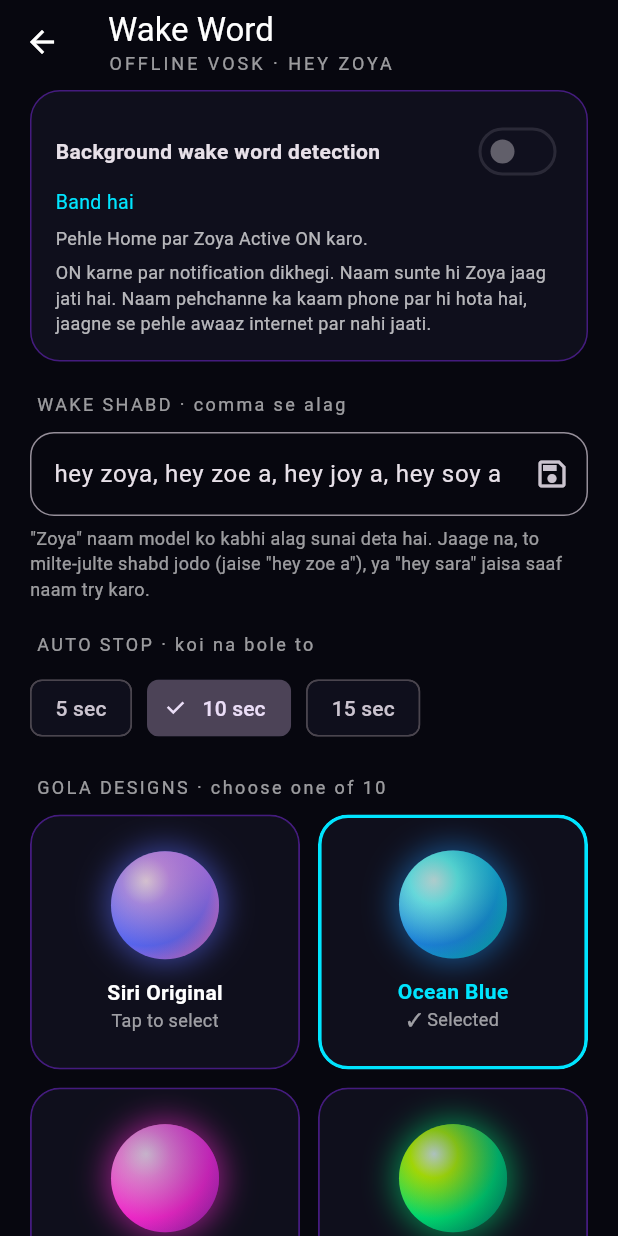
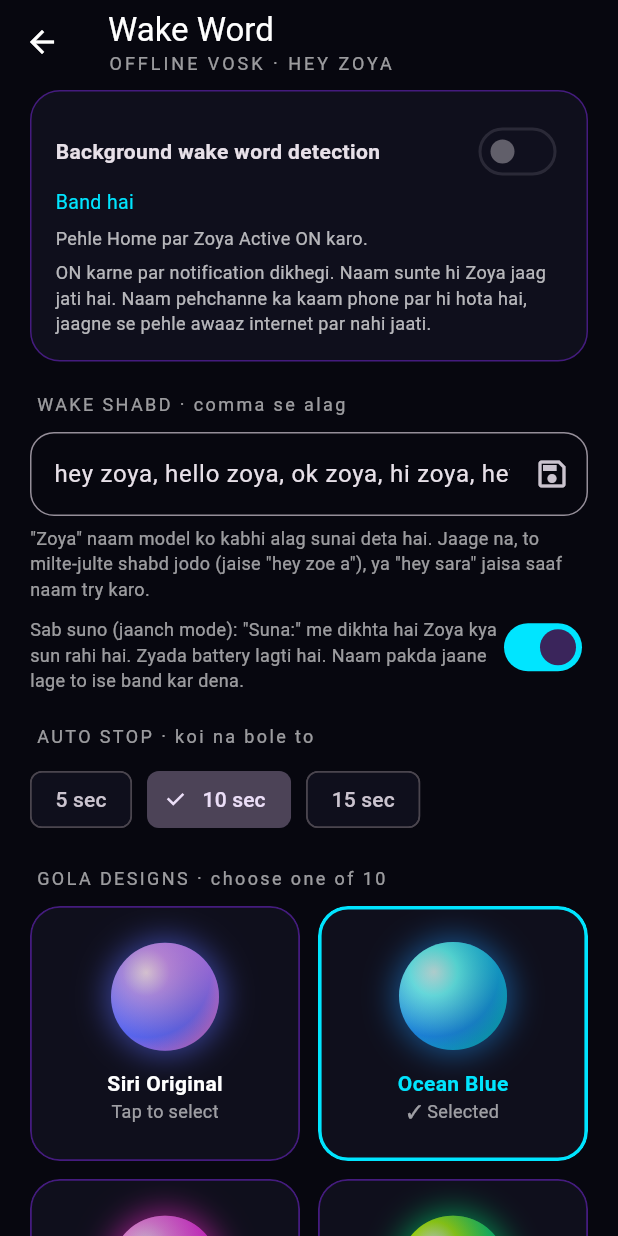
Before and after one commit to raajguru851-lang/Zoya-, a Flutter app: the WakeScreen screen opened by its route, after a tap on "Ocean Blue", on a phone screen of 412 x 824 dp. Run offline on Flutter 3.47's test engine with Material 3 defaults, Android fonts, the phone set to English and light mode, and no system bars; our stand-ins replace camera, shared_preferences; missing offline and left inert: flutter_pcm_sound, record; accounts and stored records are empty.

Commit message:
Hindi fix + wake word jaanch

```diff
--- a/lib/features/wake/wake_screen.dart
+++ b/lib/features/wake/wake_screen.dart
@@ -23,6 +23,8 @@ class _WakeScreenState extends State<WakeScreen> {
   bool _on = false;
   bool _active = false;
   String _status = 'off';
+  String _heard = '';
+  bool _free = true;
   Timer? _poll;
 
   @override
@@ -43,9 +45,18 @@ class _WakeScreenState extends State<WakeScreen> {
     _settings.getWakePhrasesText().then((v) {
       if (mounted) _phrases.text = v;
     });
+    _settings.getWakeFree().then((v) {
+      if (mounted) setState(() => _free = v);
+    });
     _poll = Timer.periodic(const Duration(seconds: 1), (_) async {
       final s = await _pc.wakeStatus();
-      if (mounted) setState(() => _status = s);
+      final h = await _pc.wakeHeard();
+      if (mounted) {
+        setState(() {
+          _status = s;
+          _heard = h;
+        });
+      }
     });
   }
 
@@ -185,6 +196,15 @@ class _WakeScreenState extends State<WakeScreen> {
                 Text(_statusText,
                     style: const TextStyle(
                         fontSize: 13, color: NeonColors.cyan)),
+                if (_status == 'listening' || _status == 'awake')
+                  Padding(
+                    padding: const EdgeInsets.only(top: 4),
+                    child: Text(
+                      _heard.isEmpty ? 'Suna: (abhi kuch nahi)' : 'Suna: "$_heard"',
+                      style: const TextStyle(
+                          fontSize: 12, color: Colors.white70),
+                    ),
+                  ),
                 if (!canToggle)
                   const Padding(
                     padding: EdgeInsets.only(top: 6),
@@ -228,6 +248,33 @@ class _WakeScreenState extends State<WakeScreen> {
               style: TextStyle(fontSize: 12, color: Colors.white60),
             ),
           ),
+          Row(
+            children: [
+              const Expanded(
+                child: Padding(
+                  padding: EdgeInsets.only(top: 10),
+                  child: Text(
+                    'Sab suno (jaanch mode): "Suna:" me dikhta hai Zoya kya '
+                    'sun rahi hai. Zyada battery lagti hai. Naam pakda jaane '
+                    'lage to ise band kar dena.',
+                    style: TextStyle(fontSize: 12, color: Colors.white60),
+                  ),
+                ),
+              ),
+              Switch(
+                value: _free,
+                onChanged: (v) async {
+                  await _settings.setWakeFree(v);
+                  setState(() => _free = v);
+                  if (_on) {
+                    await WakeService.instance.stop();
+                    final err = await WakeService.instance.start();
+                    if (err != null) _snack(err);
+                  }
+                },
+              ),
+            ],
+          ),
           _label('AUTO STOP · koi na bole to'),
           Wrap(
             spacing: 10,
--- a/lib/services/phone_control.dart
+++ b/lib/services/phone_control.dart
@@ -115,9 +115,11 @@ class PhoneControl {
     });
   }
 
-  Future<bool> wakeStart(List<String> phrases) async {
+  Future<bool> wakeStart(List<String> phrases, bool free) async {
     try {
-      return (await _ch.invokeMethod<bool>('wakeStart', phrases)) ?? false;
+      return (await _ch.invokeMethod<bool>(
+              'wakeStart', {'phrases': phrases, 'free': free})) ??
+          false;
     } on PlatformException {
       return false;
     }
@@ -128,6 +130,15 @@ class PhoneControl {
   Future<bool> wakeResume() => _ask('wakeResume');
   Future<bool> wakeConsumePending() => _ask('wakeConsumePending');
 
+  /// Vosk ne aakhri baar kya suna (jaanch ke liye).
+  Future<String> wakeHeard() async {
+    try {
+      return (await _ch.invokeMethod<String>('wakeHeard')) ?? '';
+    } on PlatformException {
+      return '';
+    }
+  }
+
   Future<String> wakeStatus() async {
     try {
       return (await _ch.invokeMethod<String>('wakeStatus')) ?? 'off';
--- a/lib/services/settings_service.dart
+++ b/lib/services/settings_service.dart
@@ -94,7 +94,7 @@ class SettingsService {
   /// Wake word ke shabd (comma se alag). "hey zoya" ke kuch milte-julte
   /// roop bhi, kyunki "zoya" naam model ko aksar alag sunai deta hai.
   static const defaultWakePhrases =
-      'hey zoya, hey zoe a, hey joy a, hey soy a';
+      'hey zoya, hello zoya, ok zoya, hi zoya, hey zoe a, hey joy a, hey soy a';
 
   Future<String> getWakePhrasesText() async {
     final prefs = await SharedPreferences.getInstance();
@@ -111,6 +111,18 @@ class SettingsService {
     return list.isEmpty ? ['hey zoya'] : list;
   }
 
+  /// true: Vosk sab kuch sunta hai (jaanch aasan, par zyada battery).
+  /// false: sirf wake shabd sunta hai (halka).
+  Future<bool> getWakeFree() async {
+    final prefs = await SharedPreferences.getInstance();
+    return prefs.getBool('wake_free') ?? true;
+  }
+
+  Future<void> setWakeFree(bool v) async {
+    final prefs = await SharedPreferences.getInstance();
+    await prefs.setBool('wake_free', v);
+  }
+
   Future<void> setWakePhrases(String text) async {
     final prefs = await SharedPreferences.getInstance();
     await prefs.setString('wake_phrases', text.trim());
```
Also changed, not shown: lib/services/live_service.dart (+32 -6 lines), lib/services/wake_service.dart (+9 -2 lines), 2 other files.
